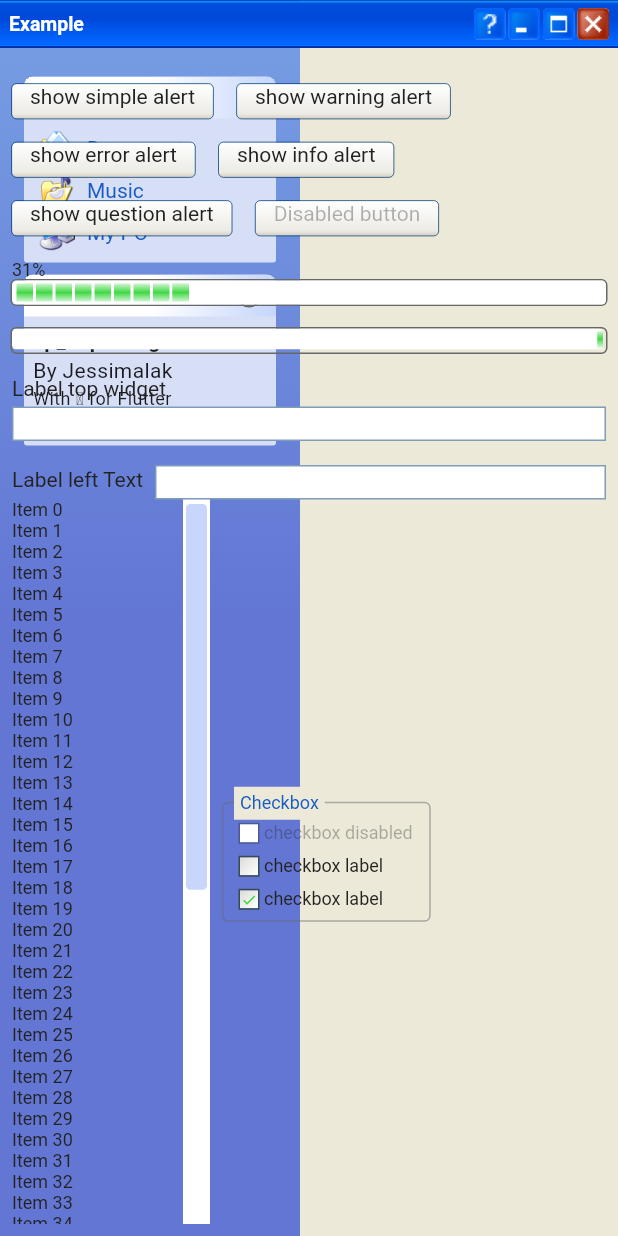
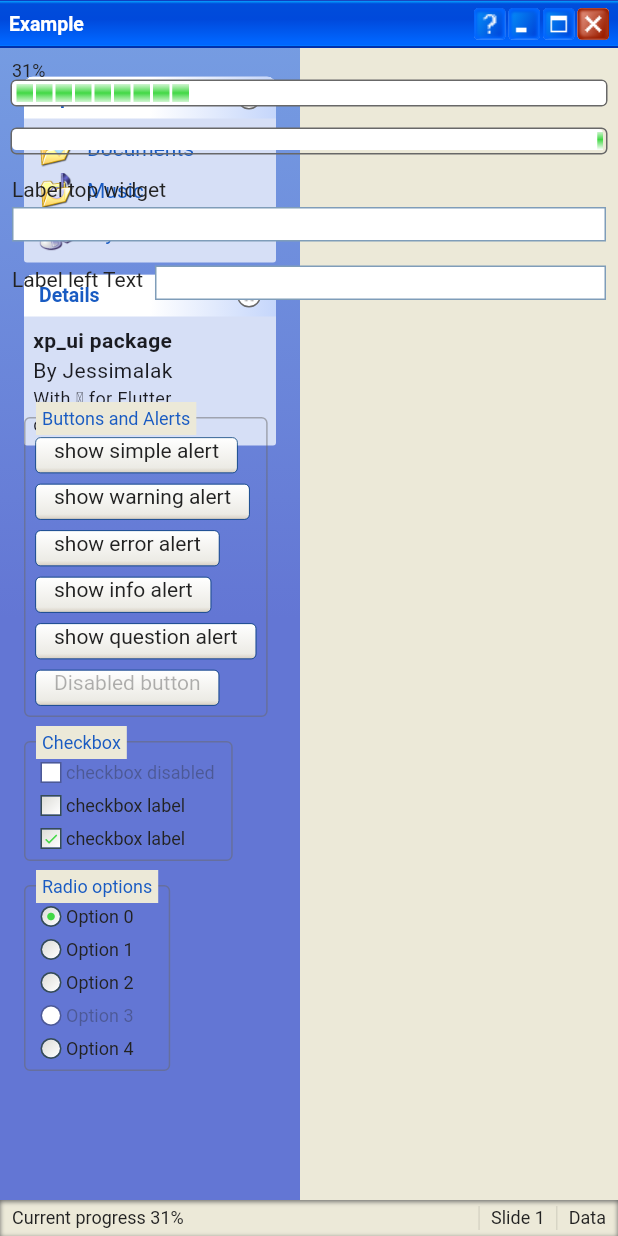
Before and after one commit to jessimalak/xp_ui, a Flutter app: the screen it shows after launch, on a phone screen of 412 x 824 dp. Run offline on Flutter 3.47's test engine with Material 3 defaults, Android fonts, the phone set to English and light mode, and no system bars; our stand-ins replace flutter_inset_shadow; missing offline and left inert: window_manager; Roboto replaces fonts that are missing (MS, Trebuchet); statements that could not run were skipped.

Commit message:
add status bar to example

```diff
--- a/example/lib/main.dart
+++ b/example/lib/main.dart
@@ -56,6 +56,10 @@ class _MyHomePageState extends State<MyHomePage> {
     });
   }
 
+  int? _option = 0;
+  bool _firstCheck = false;
+  bool _secondCheck = true;
+
   @override
   void initState() {
     super.initState();
@@ -85,6 +89,10 @@ class _MyHomePageState extends State<MyHomePage> {
                     alerType: AlertType.info,
                   ));
         },
+      ),
+      statusBar: StatusBar(
+        rightChildren: const [Text('Slide 1'), Text('Data')],
+        child: Text('Current progress $_counter%'),
       ),
       sidebar: Sidebar(
           builder: (context, controller) => SingleChildScrollView(
@@ -137,12 +145,45 @@ class _MyHomePageState extends State<MyHomePage> {
           mainAxisAlignment: MainAxisAlignment.start,
           crossAxisAlignment: CrossAxisAlignment.start,
           children: <Widget>[
+            Text('$_counter%'),
+            SizedBox(
+              width: 600,
+              child: ProgressBar(
+                value: _counter.toDouble(),
+              ),
+            ),
             const SizedBox(
               height: 16,
             ),
-            Wrap(
+            const SizedBox(
+              width: 600,
+              child: ProgressBar(),
+            ),
+            const SizedBox(
+              height: 16,
+            ),
+            const Textbox(
+              labelWidget: Text('Label top widget'),
+            ),
+            const SizedBox(
+              height: 16,
+            ),
+            const Textbox(
+              labelText: 'Label left Text',
+              labelPosition: TextboxLabelPosition.left,
+            ),
+            Expanded(
+                child: Row(
+              children: [
+                Expanded(
+                    child: SingleChildScrollView(
+                  padding: const EdgeInsets.only(right: 16),
+                  child: Column(
+                    crossAxisAlignment: CrossAxisAlignment.start,
+                    children: [
+                      Group(
                         spacing: 16,
-              runSpacing: 16,
+                        label: const Text("Buttons and Alerts"),
                         children: [
                           Button(
                             onPressed: () {
@@ -150,8 +191,8 @@ class _MyHomePageState extends State<MyHomePage> {
                                   context: context,
                                   builder: (context) => XpAlertDialog(
                                         title: 'Simple Alert',
-                              content:
-                                  const Text('This is a simple alert dialog'),
+                                        content: const Text(
+                                            'This is a simple alert dialog'),
                                         actions: [
                                           Button(
                                             child: const Text('Cancel'),
@@ -177,8 +218,8 @@ class _MyHomePageState extends State<MyHomePage> {
                                   builder: (context) => XpAlertDialog(
                                         title: 'Warning Alert',
                                         alerType: AlertType.warning,
-                              content:
-                                  const Text('This is a warning alert dialog'),
+                                        content: const Text(
+                                            'This is a warning alert dialog'),
                                         actions: [
                                           Button(
                                             child: const Text('Cancel'),
@@ -204,8 +245,8 @@ class _MyHomePageState extends State<MyHomePage> {
                                   builder: (context) => XpAlertDialog(
                                         title: 'Error Alert',
                                         alerType: AlertType.error,
-                              content:
-                                  const Text('This is an error alert dialog'),
+                                        content: const Text(
+                                            'This is an error alert dialog'),
                                         actions: [
                                           Button(
                                             child: const Text('Cancel'),
@@ -231,8 +272,8 @@ class _MyHomePageState extends State<MyHomePage> {
                                   builder: (context) => XpAlertDialog(
                                         title: 'Info Alert',
                                         alerType: AlertType.info,
-                              content:
-                                  const Text('This is an info alert dialog'),
+                                        content: const Text(
+                                            'This is an info alert dialog'),
                                         actions: [
                                           Button(
                                             child: const Text('Cancel'),
@@ -284,47 +325,6 @@ class _MyHomePageState extends State<MyHomePage> {
                           ),
                         ],
                       ),
-            const SizedBox(
-              height: 16,
-            ),
-            Text('$_counter%'),
-            SizedBox(
-              width: 600,
-              child: ProgressBar(
-                value: _counter.toDouble(),
-              ),
-            ),
-            const SizedBox(
-              height: 16,
-            ),
-            const SizedBox(
-              width: 600,
-              child: ProgressBar(),
-            ),
-            const SizedBox(
-              height: 16,
-            ),
-            const Textbox(
-              labelWidget: Text('Label top widget'),
-            ),
-            const SizedBox(
-              height: 16,
-            ),
-            const Textbox(
-              labelText: 'Label left Text',
-              labelPosition: TextboxLabelPosition.left,
-            ),
-            Expanded(
-                child: Row(
-              children: [
-                Expanded(
-                  child: ListView.builder(
-                      itemCount: 64,
-                      itemBuilder: (context, i) => Text('Item $i')),
-                ),
-                Expanded(flex: 2,
-                    child: Wrap(
-                  children: [
                       Group(
                         label: const Text('Checkbox'),
                         children: [
@@ -333,19 +333,41 @@ class _MyHomePageState extends State<MyHomePage> {
                             label: 'checkbox disabled',
                           ),
                           XpCheckbox(
-                          value: false,
+                            value: _firstCheck,
                             label: 'checkbox label',
-                          onChanged: (value) {},
+                            onChanged: (value) {
+                              setState(() {
+                                _firstCheck = value;
+                              });
+                            },
                           ),
                           XpCheckbox(
-                          value: true,
+                            value: _secondCheck,
                             label: 'checkbox label',
-                          onChanged: (value) {},
+                            onChanged: (value) {
+                              setState(() {
+                                _secondCheck = value;
+                              });
+                            },
                           ),
                         ],
                       ),
+                      Group(label: const Text('Radio options'), children: [
+                        RadioOptions(
+                            selected: _option,
+                            options: List.generate(
+                                5,
+                                (i) => RadioOption(
+                                    enabled: i != 3,
+                                    value: i,
+                                    label: 'Option $i')),
+                            onChanged: (value) {
+                              setState(() => _option = value);
+                            })
+                      ])
                     ],
-                ))
+                  ),
+                )),
               ],
             ))
           ],
--- a/pubspec.yaml
+++ b/pubspec.yaml
@@ -1,6 +1,6 @@
 name: xp_ui
 description: "A collection of Flutter widgets that faithfully replicate the iconic visual style of Windows XP. Easy to integrate to give your apps a unique retro tap."
-version: 0.1.0
+version: 0.2.0
 repository: https://github.com/jessimalak/xp_ui
 
 environment:
```
Lines whose indentation alone changed are shown as unchanged.
